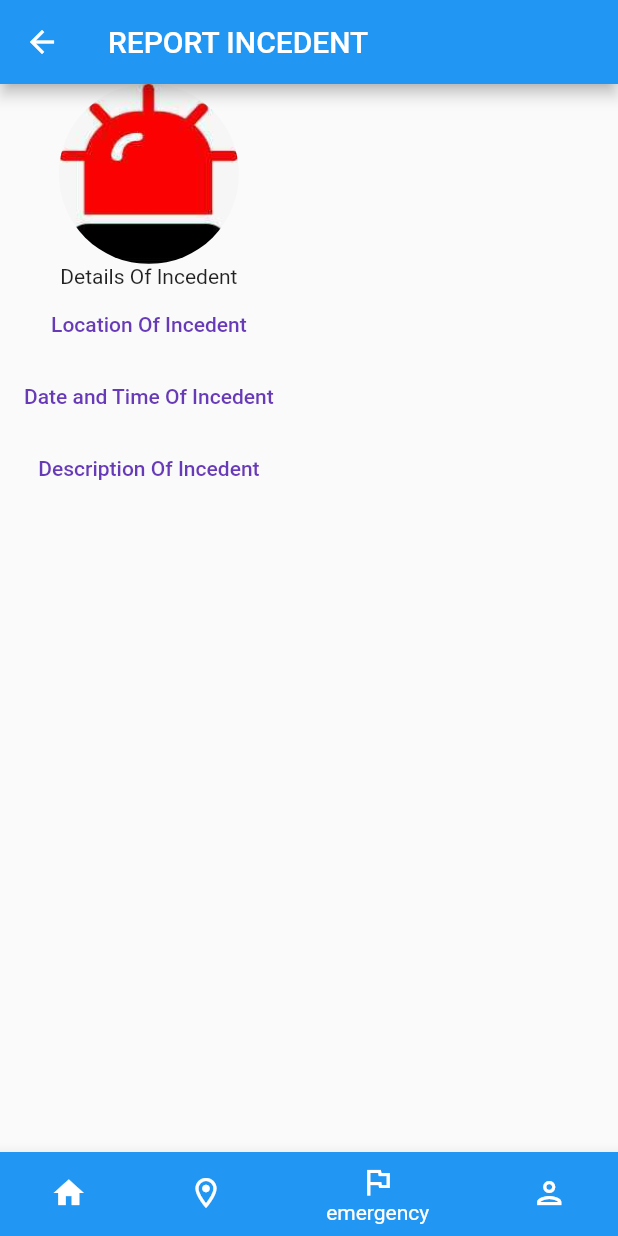
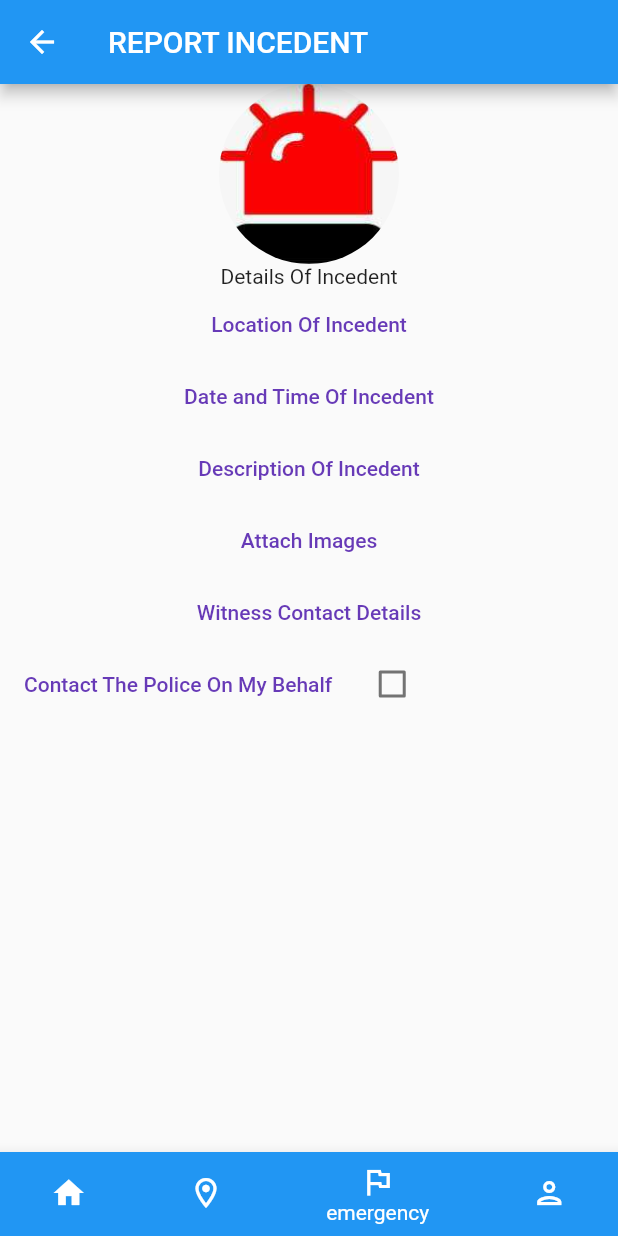
Before and after one commit to hathabanJHB/red-flag, a Flutter app: the ReportIncidentPage screen opened directly, on a phone screen of 412 x 824 dp. Run offline on Flutter 3.47's test engine with Material 2 defaults, Android fonts, the phone set to English and light mode, and no system bars.

Commit message:
report incident

```diff
--- a/red_flag/lib/pages/report_incident_report.dart
+++ b/red_flag/lib/pages/report_incident_report.dart
@@ -15,6 +15,7 @@ class ReportIncidentPage extends StatefulWidget {
 }
 
 class _ReportIncidentPageState extends State<ReportIncidentPage> {
+  bool chkValue = false;
   @override
   Widget build(BuildContext context) {
     return Scaffold(
@@ -44,6 +45,33 @@ class _ReportIncidentPageState extends State<ReportIncidentPage> {
                   'Description Of Incedent',
                   style: TextStyle(color: Colors.deepPurple),
                 )),
+                RFPureButton(
+                    child: const Text(
+                  'Attach Images',
+                  style: TextStyle(color: Colors.deepPurple),
+                )),
+                RFPureButton(
+                    child: const Text(
+                  'Witness Contact Details',
+                  style: TextStyle(color: Colors.deepPurple),
+                )),
+                Row(
+                  children: [
+                    RFPureButton(
+                        child: const Text(
+                      'Contact The Police On My Behalf',
+                      style: TextStyle(color: Colors.deepPurple),
+                    )),
+                    Checkbox(
+                      value: chkValue,
+                      onChanged: (bool) {
+                        setState(() {
+                          this.chkValue = true;
+                        });
+                      },
+                    ),
+                  ],
+                ),
               ],
             ),
           )
```
